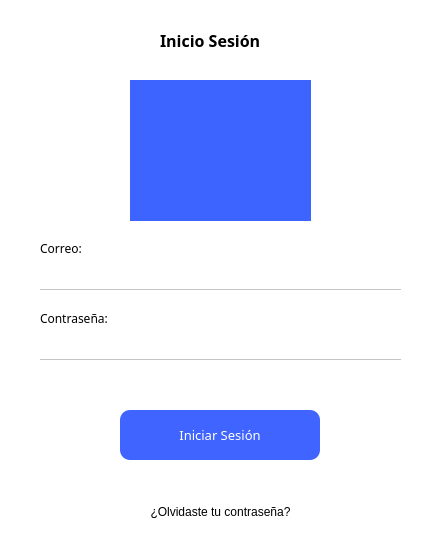
This is hospital-Core/Widgets/Usuario/inicar_sesion.ui in MrDanielG/Hospital-SCRUM as Qt 5 draws it before an edit. The edited form follows.
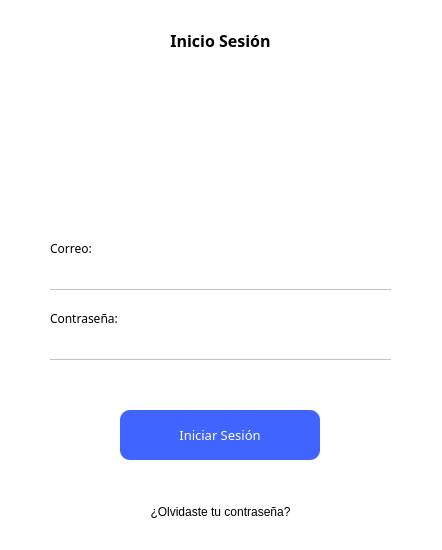
This is the edited form. Icons and pictures are not drawn.

The edit to the form file:
```diff
--- a/hospital-Core/Widgets/Usuario/inicar_sesion.ui
+++ b/hospital-Core/Widgets/Usuario/inicar_sesion.ui
@@ -40,6 +40,9 @@
    <property name="text">
     <string>Inicio Sesión</string>
    </property>
+   <property name="alignment">
+    <set>Qt::AlignCenter</set>
+   </property>
   </widget>
   <widget class="QLabel" name="img_login">
    <property name="geometry">
@@ -52,16 +55,25 @@
    </property>
    <property name="styleSheet">
     <string notr="true">border: none;
-background: #3E64FF;</string>
+</string>
    </property>
    <property name="text">
     <string/>
    </property>
+   <property name="pixmap">
+    <pixmap resource="../../resources.qrc">:/imagenes/Imagenes/doctor 4.png</pixmap>
+   </property>
+   <property name="scaledContents">
+    <bool>false</bool>
+   </property>
+   <property name="alignment">
+    <set>Qt::AlignCenter</set>
+   </property>
   </widget>
   <widget class="QLabel" name="label_2">
    <property name="geometry">
     <rect>
-     <x>40</x>
+     <x>50</x>
      <y>240</y>
      <width>181</width>
      <height>16</height>
@@ -79,7 +91,7 @@
   <widget class="QLabel" name="label_3">
    <property name="geometry">
     <rect>
-     <x>40</x>
+     <x>50</x>
      <y>310</y>
      <width>111</width>
      <height>16</height>
@@ -97,9 +109,9 @@
   <widget class="QLineEdit" name="line_correo">
    <property name="geometry">
     <rect>
-     <x>40</x>
+     <x>50</x>
      <y>270</y>
-     <width>361</width>
+     <width>341</width>
      <height>20</height>
     </rect>
    </property>
@@ -111,9 +123,9 @@
   <widget class="QLineEdit" name="line_contrasenia">
    <property name="geometry">
     <rect>
-     <x>40</x>
+     <x>50</x>
      <y>340</y>
-     <width>361</width>
+     <width>341</width>
      <height>20</height>
     </rect>
    </property>
```
Left out of the diff: 4 changed lines with no effect on the pictures.
